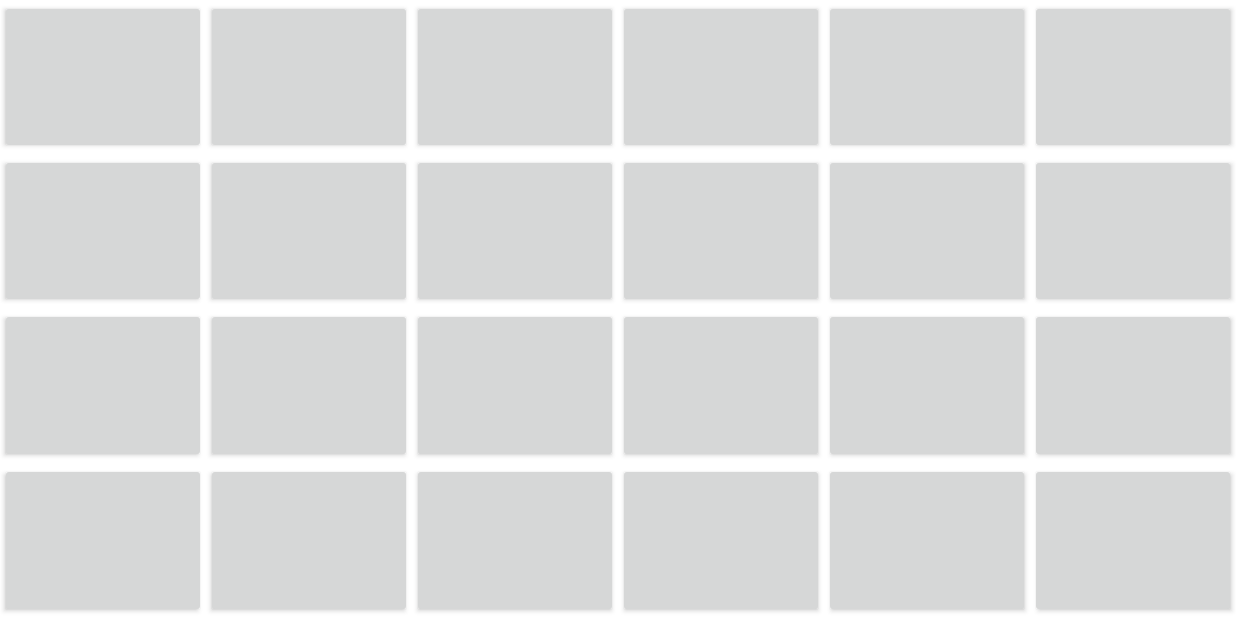
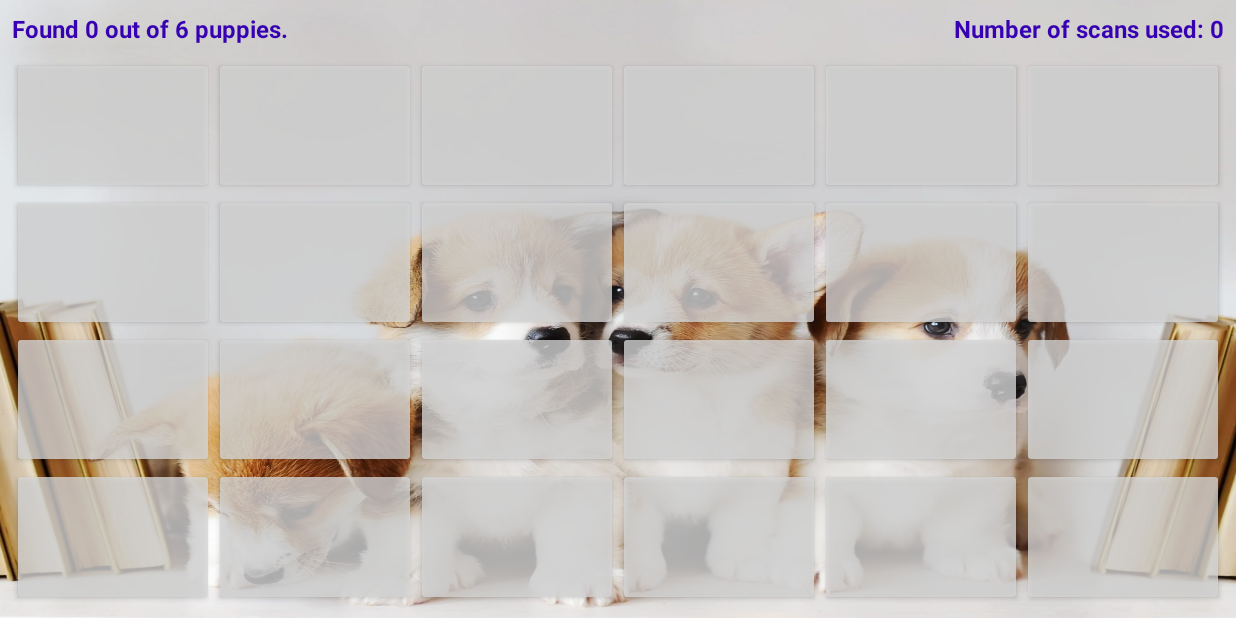
Before and after one commit to jt1400/Puppy-Finder-Game, an Android app: the MainMenu screen opened directly, with no data from a screen before it, after a tap on "PLAY GAME!", on a phone screen of 824 x 412 dp (held sideways). Run offline under Robolectric (Android 15) with nearby library versions, the phone set to English and light mode, and no system bars.

Commit message:
Add number of puppies found and number of scans used into Game Screen Activity.

```diff
--- a/app/src/main/java/ca/cmpt276/as3/GameScreenActivity.java
+++ b/app/src/main/java/ca/cmpt276/as3/GameScreenActivity.java
@@ -10,12 +10,16 @@ import android.content.Intent;
 import android.content.res.Resources;
 import android.graphics.Bitmap;
 import android.graphics.BitmapFactory;
+import android.graphics.Color;
 import android.graphics.drawable.BitmapDrawable;
 import android.os.Bundle;
 import android.view.View;
 import android.widget.Button;
 import android.widget.TableLayout;
 import android.widget.TableRow;
+import android.widget.TextView;
+
+import org.w3c.dom.Text;
 
 import java.util.Locale;
 
@@ -33,6 +37,7 @@ public class GameScreenActivity extends AppCompatActivity {
         buttons = new Button[gameOption.getNumRow()][gameOption.getNumCol()];
 
         populateTiles();
+        updateGameStatus();
     }
 
     private void populateTiles() {
@@ -58,6 +63,7 @@ public class GameScreenActivity extends AppCompatActivity {
                         1.0f
                 ));
 
+                tile.getBackground().setAlpha(200);
                 tile.setPadding(0, 0, 0, 0);
                 tile.setOnClickListener(new View.OnClickListener() {
                     @Override
@@ -122,6 +128,8 @@ public class GameScreenActivity extends AppCompatActivity {
                 buttons[row][col].setText(String.format(Locale.getDefault(), "%d", scanResult));
             }
         }
+
+        updateGameStatus();
     }
 
     private void lockButtonSize()
@@ -145,7 +153,18 @@ public class GameScreenActivity extends AppCompatActivity {
 
     public static Intent makeIntent(Context context)
     {
-        Intent intent = new Intent(context, GameScreenActivity.class);
-        return intent;
+        return new Intent(context, GameScreenActivity.class);
+    }
+
+    private void updateGameStatus()
+    {
+        TextView tvTotalPuppies = findViewById(R.id.textViewTotalPuppies);
+        String puppy_status = "Found " + game.getNumPuppiesFound() + " out of " + gameOption.getNumPuppy() + " puppies.";
+        tvTotalPuppies.setText(puppy_status);
+
+        TextView tvNumScans = findViewById(R.id.textViewNumOfScans);
+        String num_scans = getString(R.string.number_of_scans_used);
+        num_scans = num_scans.concat(String.format(Locale.getDefault()," %d", game.getNumOfScans()));
+        tvNumScans.setText(num_scans);
     }
 }
--- a/app/src/main/java/ca/cmpt276/as3/MainMenu.java
+++ b/app/src/main/java/ca/cmpt276/as3/MainMenu.java
@@ -31,7 +31,7 @@ public class MainMenu extends AppCompatActivity {
         gameOption = GameOption.getInstance();
         gameOption.setNumPuppy(OptionsActivity.getNumPuppies(this));
         gameOption.setNumRow(OptionsActivity.getBoardSizeRow(this));
-        gameOption.setNumPuppy(OptionsActivity.getBoardSizeCol(this));
+        gameOption.setNumCol(OptionsActivity.getBoardSizeCol(this));
     }
 
     public static Intent makeIntent(Context context)
--- a/app/src/main/res/layout/activity_game_screen.xml
+++ b/app/src/main/res/layout/activity_game_screen.xml
@@ -4,17 +4,50 @@
     xmlns:tools="http://schemas.android.com/tools"
     android:layout_width="match_parent"
     android:layout_height="match_parent"
+    android:background="@drawable/puppiesandbooks"
     tools:context=".GameScreenActivity">
 
     <TableLayout
         android:id="@+id/tablesForTiles"
         android:layout_width="0dp"
         android:layout_height="0dp"
+        android:layout_marginStart="8dp"
+        android:layout_marginTop="8dp"
+        android:layout_marginEnd="8dp"
+        android:layout_marginBottom="8dp"
         android:stretchColumns="*"
         app:layout_constraintBottom_toBottomOf="parent"
         app:layout_constraintEnd_toEndOf="parent"
-        app:layout_constraintHorizontal_bias="0.0"
+        app:layout_constraintHorizontal_bias="1.0"
         app:layout_constraintStart_toStartOf="parent"
-        app:layout_constraintTop_toTopOf="parent"
+        app:layout_constraintTop_toBottomOf="@+id/textViewTotalPuppies"
         app:layout_constraintVertical_bias="0.0"></TableLayout>
+
+    <TextView
+        android:id="@+id/textViewTotalPuppies"
+        android:layout_width="wrap_content"
+        android:layout_height="wrap_content"
+        android:layout_marginStart="8dp"
+        android:layout_marginTop="8dp"
+        android:text="TextView"
+        android:textColor="@color/purple_700"
+        android:textSize="16sp"
+        android:textStyle="bold"
+        app:layout_constraintStart_toStartOf="parent"
+        app:layout_constraintTop_toTopOf="parent" />
+
+    <TextView
+        android:id="@+id/textViewNumOfScans"
+        android:layout_width="wrap_content"
+        android:layout_height="wrap_content"
+        android:layout_marginTop="8dp"
+        android:layout_marginEnd="8dp"
+        android:layout_marginBottom="8dp"
+        android:text="TextView"
+        android:textColor="@color/purple_700"
+        android:textSize="16sp"
+        android:textStyle="bold"
+        app:layout_constraintBottom_toTopOf="@+id/tablesForTiles"
+        app:layout_constraintEnd_toEndOf="parent"
+        app:layout_constraintTop_toTopOf="parent" />
 </androidx.constraintlayout.widget.ConstraintLayout>
--- a/app/src/main/res/values/strings.xml
+++ b/app/src/main/res/values/strings.xml
@@ -3,4 +3,5 @@
     <string name="rows_by">%1$d rows by</string>
     <string name="columns">%1$d columns</string>
     <string name="puppies">%1$d puppies</string>
+    <string name="number_of_scans_used">Number of scans used:</string>
 </resources>
```
